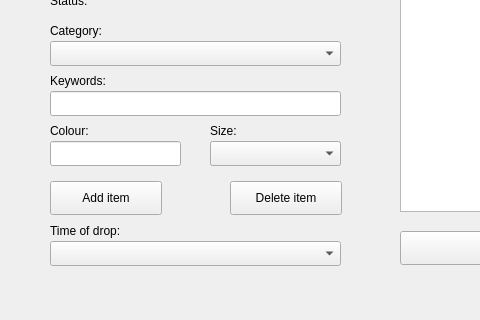
Before: the Qt Designer form GUIS/ItemConfig.ui in danielyc/csb, drawn with Qt 5; both pictures show x 0 to 480 and y 159 to 479 of the 742 by 479 pixel window.
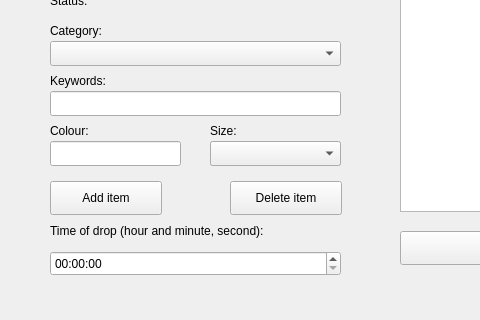
After: the same form once the commit is applied. Icons and pictures are not drawn.

Commit message: New time system, fixed mac cert issue

The edit to the form file:
```diff
--- a/GUIS/ItemConfig.ui
+++ b/GUIS/ItemConfig.ui
@@ -345,51 +345,29 @@
      <string>GO!</string>
     </property>
    </widget>
-   <widget class="QComboBox" name="time">
-    <property name="geometry">
-     <rect>
-      <x>50</x>
-      <y>400</y>
-      <width>291</width>
-      <height>25</height>
-     </rect>
-    </property>
-    <property name="minimumSize">
-     <size>
-      <width>291</width>
-      <height>25</height>
-     </size>
-    </property>
-    <property name="maximumSize">
-     <size>
-      <width>291</width>
-      <height>25</height>
-     </size>
-    </property>
-   </widget>
    <widget class="QLabel" name="label_10">
     <property name="geometry">
      <rect>
       <x>50</x>
       <y>380</y>
-      <width>151</width>
+      <width>291</width>
       <height>19</height>
      </rect>
     </property>
     <property name="minimumSize">
      <size>
-      <width>151</width>
+      <width>291</width>
       <height>19</height>
      </size>
     </property>
     <property name="maximumSize">
      <size>
-      <width>151</width>
+      <width>291</width>
       <height>19</height>
      </size>
     </property>
     <property name="text">
-     <string>Time of drop:</string>
+     <string>Time of drop (hour and minute, second):</string>
     </property>
    </widget>
    <widget class="QLabel" name="size_text">
@@ -464,6 +442,38 @@
      </size>
     </property>
    </widget>
+   <widget class="QTimeEdit" name="time">
+    <property name="geometry">
+     <rect>
+      <x>50</x>
+      <y>410</y>
+      <width>291</width>
+      <height>25</height>
+     </rect>
+    </property>
+    <property name="minimumSize">
+     <size>
+      <width>291</width>
+      <height>25</height>
+     </size>
+    </property>
+    <property name="maximumSize">
+     <size>
+      <width>291</width>
+      <height>25</height>
+     </size>
+    </property>
+    <property name="displayFormat">
+     <string>HH:mm:ss</string>
+    </property>
+    <property name="time">
+     <time>
+      <hour>0</hour>
+      <minute>0</minute>
+      <second>0</second>
+     </time>
+    </property>
+   </widget>
   </widget>
   <action name="actionStrict_item_selection">
    <property name="text">
```
Left out of the diff: 1 changed line with no effect on the pictures. The commit also changes 4 other files.
